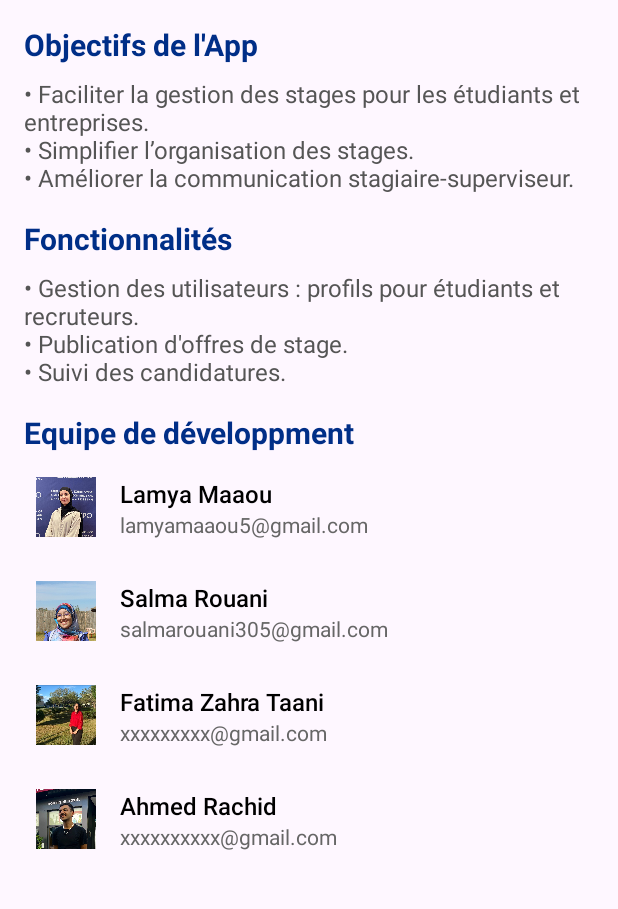
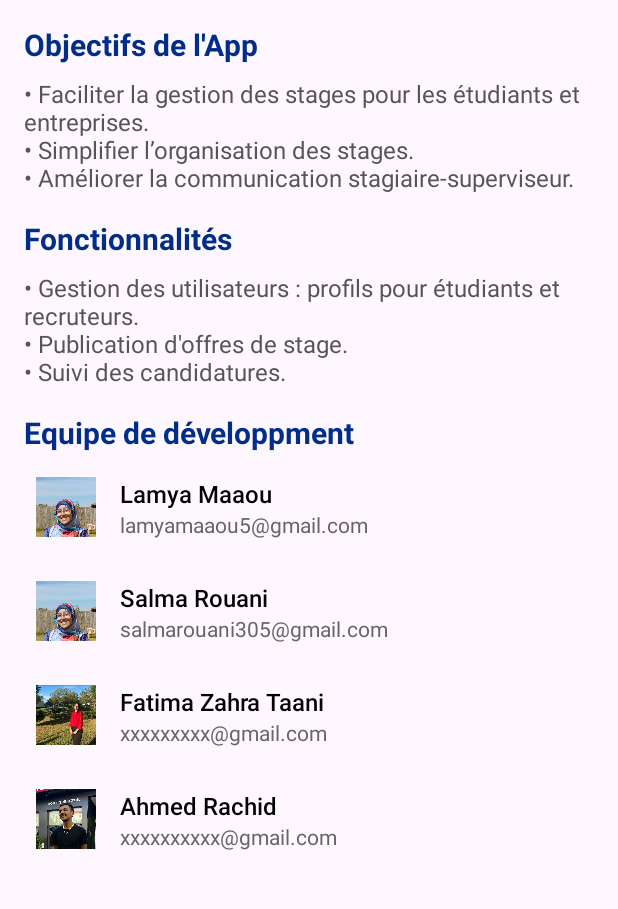
Before and after one commit to ahmedrachid04/internMaster-Android-App, an Android app: the screen it shows after launch (ACceuilPageActivity), on a phone screen of 412 x 824 dp, the part 246-1155 px from its top. Run offline under Robolectric (Android 15) with nearby library versions, the phone set to English and light mode, and no system bars.

```diff
--- a/app/src/main/res/layout/acceuilpage.xml
+++ b/app/src/main/res/layout/acceuilpage.xml
@@ -140,7 +140,7 @@
             <ImageView
                 android:layout_width="40dp"
                 android:layout_height="40dp"
-                android:src="@drawable/lamya_maaou"
+                android:src="@drawable/salma_rouani"
                 android:background="@drawable/circular_image"
                 android:scaleType="centerCrop"
                 android:layout_marginEnd="16dp"
```
